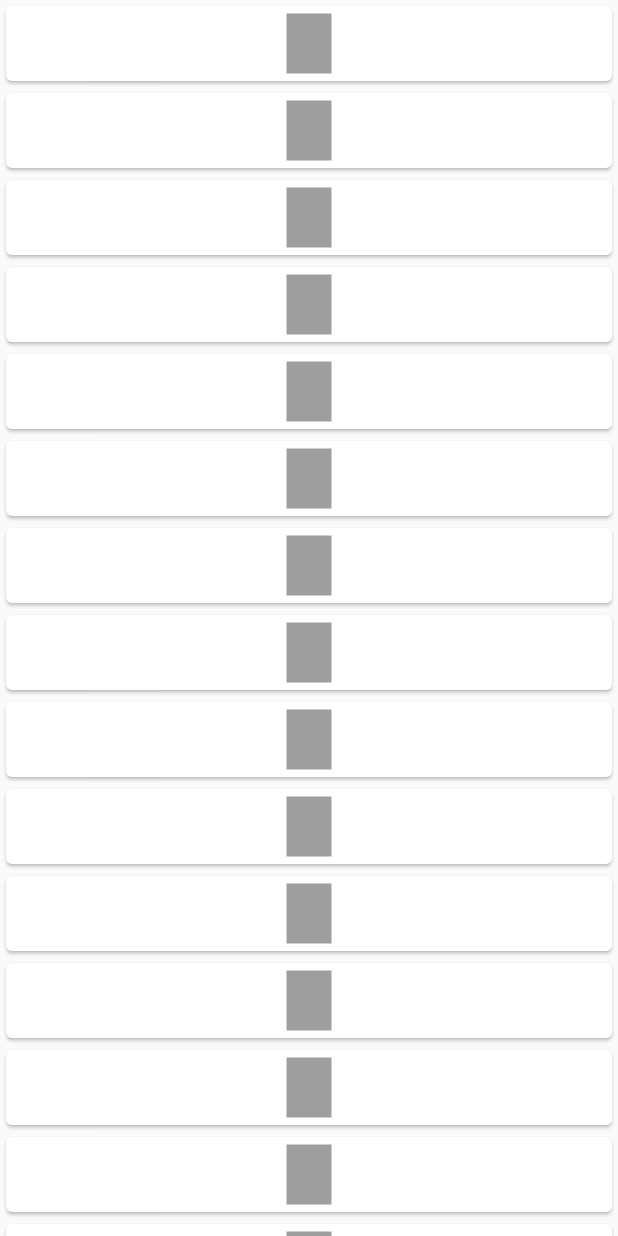
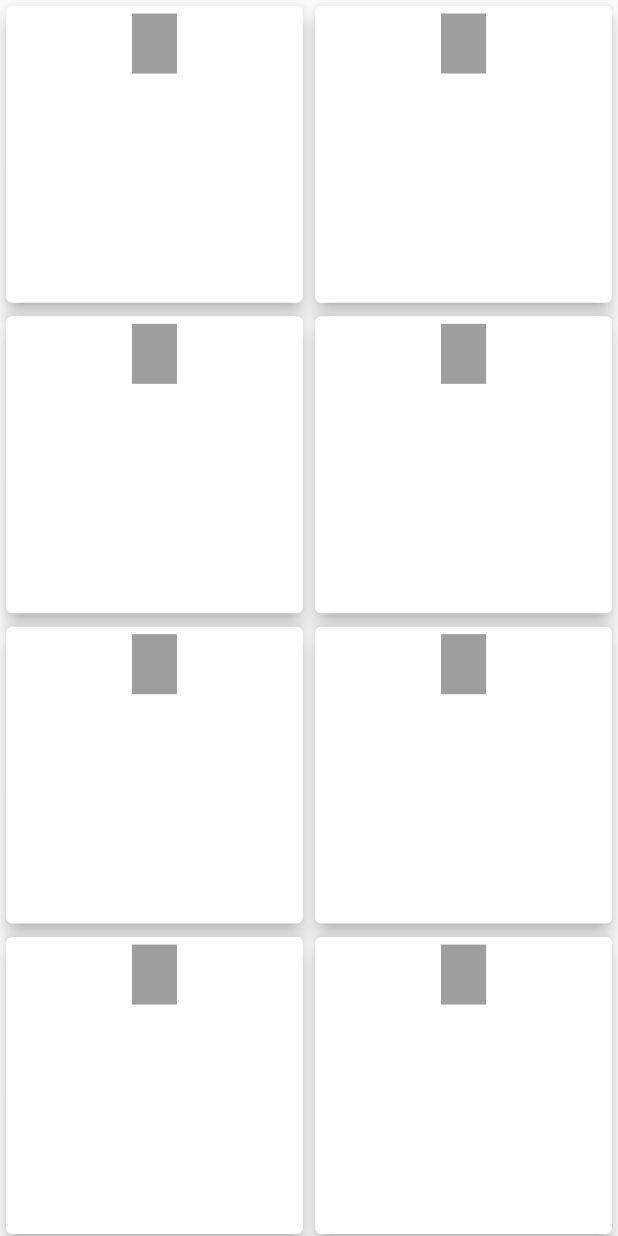
Before and after one commit to hptg1994/Dribo-Native, a Flutter app: the screen it shows after launch, on a phone screen of 412 x 824 dp. Run offline on Flutter 3.47's test engine with Material 2 defaults, Android fonts, the phone set to English and light mode, and no system bars; missing offline and left inert: flutter_webview_plugin.

```diff
--- a/lib/pages/HomePage/HomePage.dart
+++ b/lib/pages/HomePage/HomePage.dart
@@ -5,10 +5,29 @@ class HomePage extends StatelessWidget {
   @override
   Widget build(BuildContext context) {
     return Scaffold(
-      body: ListView.builder(
-        itemBuilder: (BuildContext context, int index) => itemCard(),
-        itemCount: 20,
-      ),
+      body: GridView.count(
+          crossAxisCount:2,
+          mainAxisSpacing: 1.0,
+          crossAxisSpacing: 0.2,
+          /*children: <Widget>[
+            itemCard(),
+            itemCard(),
+            itemCard(),
+            itemCard(),
+            itemCard(),
+            itemCard(),
+            itemCard(),
+            itemCard(),
+            itemCard(),
+          ],*/
+          children: List.generate(100, (int index){
+            return Container (
+              child: ItemCard(),
+            );
+          }),
+
+      )
+
     );
   }
 }
--- a/lib/utility/ui_elements/itemCard.dart
+++ b/lib/utility/ui_elements/itemCard.dart
@@ -1,9 +1,10 @@
 import 'package:flutter/material.dart';
 
-class itemCard extends StatelessWidget {
+class ItemCard extends StatelessWidget {
   @override
   Widget build(BuildContext context) {
     return Card(
+      elevation: 5.0,
       child: Column(
         children: <Widget>[
           Container(
```
